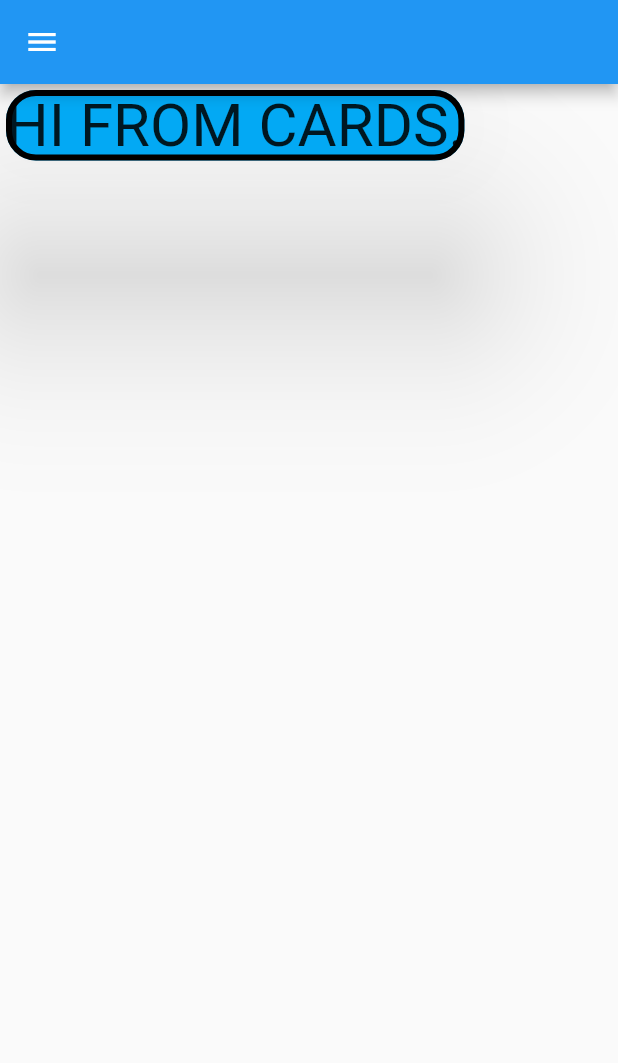
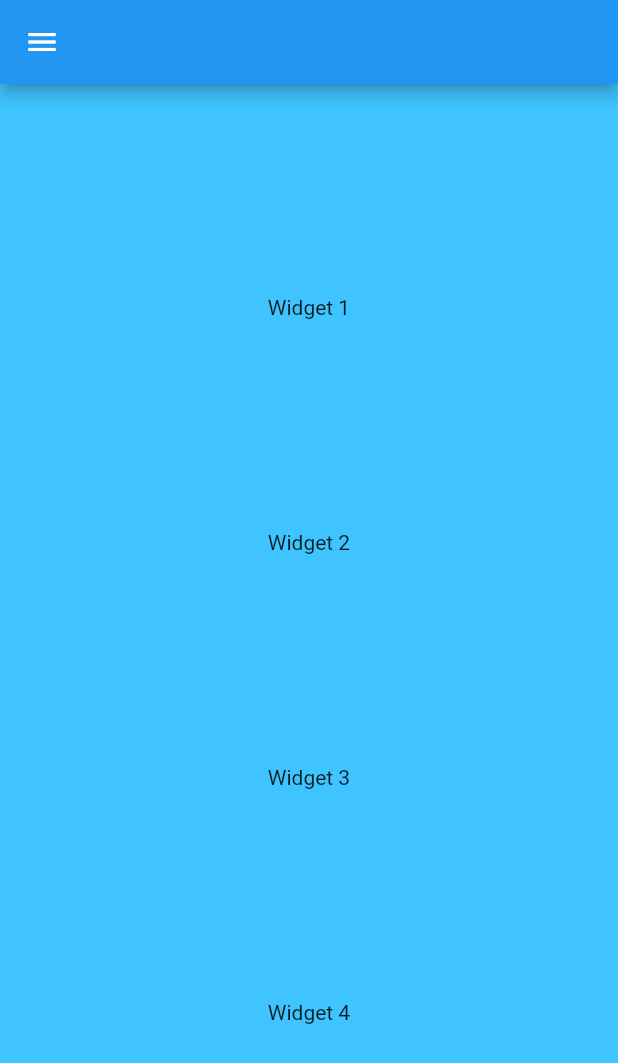
Before and after one commit to Mo-bar/Flutter, a Flutter app: the screen it shows after launch, on a phone screen of 412 x 824 dp. Shown: the top 1063 px of the screen. Run offline on Flutter 3.47's test engine with Material 2 defaults, Android fonts, the phone set to English and light mode, and no system bars.

Commit message:
column props

```diff
--- a/app_0/lib/main.dart
+++ b/app_0/lib/main.dart
@@ -7,7 +7,7 @@ class Myapp extends StatelessWidget{
   @override
   Widget build(BuildContext context){
     return MaterialApp(
-      home:Cards(),
+      home: Columns_(),
     );
   }
 }
@@ -73,14 +73,39 @@ class Cards extends StatelessWidget{
       body: const Card(
         color: Colors.lightBlue,
         elevation: 50, // shadow
-        shape: RoundedRectangleBorder(
-          borderRadius: BorderRadius.circular(20),
-          side: BorderSide(color: Colors.black, width: 4
-          )
-        ),
+        // shape: RoundedRectangleBorder(
+        //   borderRadius: BorderRadius.circular(20),
+        //   side: BorderSide(color: Colors.black, width: 4
+        //   )
+        // ),
         child: Text('HI FROM CARDS.', style: TextStyle(fontSize: 40))
 
       )
     );
   }
 }
+class Columns_ extends StatelessWidget{
+  @override
+  Widget build(BuildContext context){
+    return Scaffold(
+      appBar: AppBar(),
+      drawer: const Drawer(),
+      body: Container(
+        width: double.infinity,
+        color: Colors.lightBlueAccent,
+        child: Column(
+          mainAxisAlignment: MainAxisAlignment.spaceEvenly,
+          //spaceAround, spaceBetween, start, end
+          crossAxisAlignment: CrossAxisAlignment.center,
+          //start center end.
+          children: [
+          const Text('Widget 1'),
+          const Text('Widget 2'),
+          const Text('Widget 3'),
+          const Text('Widget 4')
+        ],
+        ),
+      ),
+    );
+  }
+}
--- a/app_0/pubspec.yaml
+++ b/app_0/pubspec.yaml
@@ -58,10 +58,8 @@ flutter:
   uses-material-design: true
 
   # To add assets to your application, add an assets section, like this:
-    #assets:
-    # - images/1.jpg
-  # assets:
-  #   - images/a_dot_burr.jpeg
+   # assets:
+   #  - images/1.jpg
   #   - images/a_dot_ham.jpeg
 
   # An image asset can refer to one or more resolution-specific "variants", see
```
